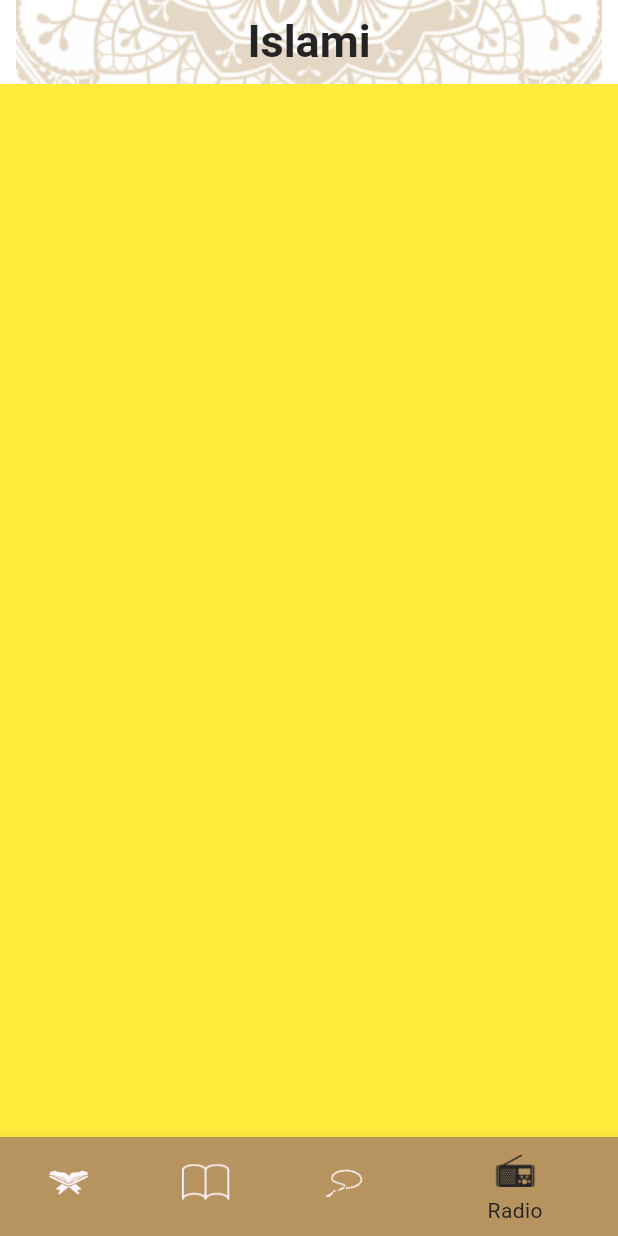
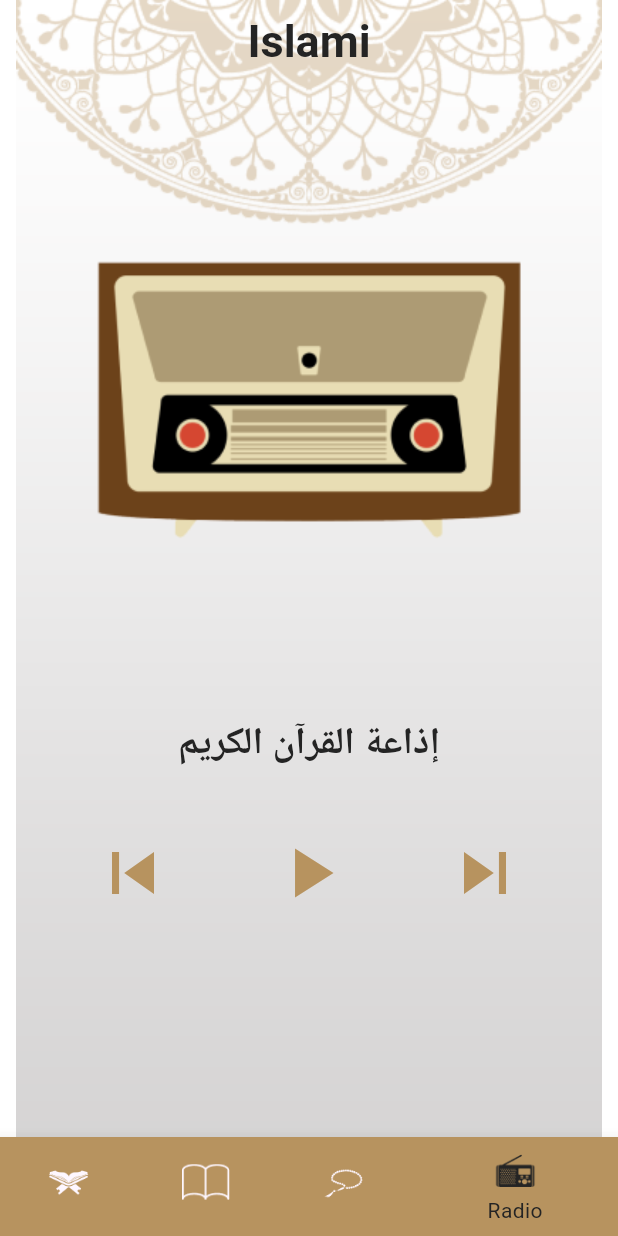
Before and after one commit to youssefhedefa/islami, a Flutter app: the screen it shows after launch, item 4 of the bottom bar chosen, on a phone screen of 412 x 824 dp. Run offline on Flutter 3.47's test engine with Material 3 defaults, Android fonts, the phone set to English and light mode, and no system bars.

Commit message:
Refactor sepha screen and complete radio screen

```diff
--- a/lib/ui/screens/home/tabs/radio/radio_tab.dart
+++ b/lib/ui/screens/home/tabs/radio/radio_tab.dart
@@ -1,10 +1,60 @@
 import 'package:flutter/material.dart';
+import 'package:islami_sun_c10/ui/utils/app_assets.dart';
+import 'package:islami_sun_c10/ui/utils/app_colors.dart';
+import 'package:islami_sun_c10/ui/utils/app_theme.dart';
 
 class RadioTab extends StatelessWidget {
   const RadioTab({super.key});
 
   @override
   Widget build(BuildContext context) {
-    return Container(color: Colors.yellow,);
+    return Column(
+      children: [
+        Expanded(
+          flex: 3,
+          child: Image.asset(
+            AppAssets.radioImage,
+          ),
+        ),
+        const Expanded(
+          flex: 2,
+          child: Column(
+            children: [
+              Text(
+                'إذاعة القرآن الكريم',
+                style: AppTheme.semiBoldNumberTextStyle,
+              ),
+              SizedBox(
+                height: 40,
+              ),
+              Padding(
+                padding: EdgeInsets.symmetric(horizontal: 30.0),
+                child: Row(
+                  mainAxisAlignment: MainAxisAlignment.spaceAround,
+                  crossAxisAlignment: CrossAxisAlignment.start,
+                  children: [
+                    Icon(
+                      Icons.skip_previous,
+                      size: 56,
+                      color: AppColors.orange,
+                    ),
+                    Icon(
+                      Icons.play_arrow_sharp,
+                      size: 56,
+                      color: AppColors.orange,
+                    ),
+                    Icon(
+                      Icons.skip_next_sharp,
+                      size: 56,
+                      color: AppColors.orange,
+                    ),
+                  ],
+                ),
+              ),
+            ],
+          ),
+        ),
+      ],
+    );
   }
 }
--- a/lib/ui/utils/app_assets.dart
+++ b/lib/ui/utils/app_assets.dart
@@ -8,4 +8,7 @@ abstract class AppAssets{
   static const String quranTabLogo = "assets/images/quran_tab_logo.png";
   static const String ahadethTabLogo = "assets/images/ahadeth_tab_logo.png";
   static const String seb7aImageLogo = "assets/images/sebha.png";
+  static const String seb7aBodyImageLogo = "assets/images/body_of_seb7a.png";
+  static const String seb7aHeadImageLogo = "assets/images/head_of_seb7a.png";
+  static const String radioImage = "assets/images/radio_image.png";
 }
```
Also changed, not shown: lib/ui/screens/home/home_screen.dart (+5 -5 lines), lib/ui/screens/home/tabs/sebha/sebha_tab.dart (+18 -6 lines), assets/images/2.0x/body_of_seb7a.png (added), assets/images/2.0x/head_of_seb7a.png (added), assets/images/2.0x/radio_blue@2x.png (added), assets/images/2.0x/radio_image@2x.png (added), assets/images/3.0x/body_of_seb7a.png (added), assets/images/3.0x/head_of_seb7a.png (added), assets/images/3.0x/radio_blue@3x.png (added), assets/images/3.0x/radio_image@3x.png (added), assets/images/body_of_seb7a.png (added), assets/images/head_of_seb7a.png (added), assets/images/radio_blue.png (added), assets/images/radio_image.png (added), 1 more files.
